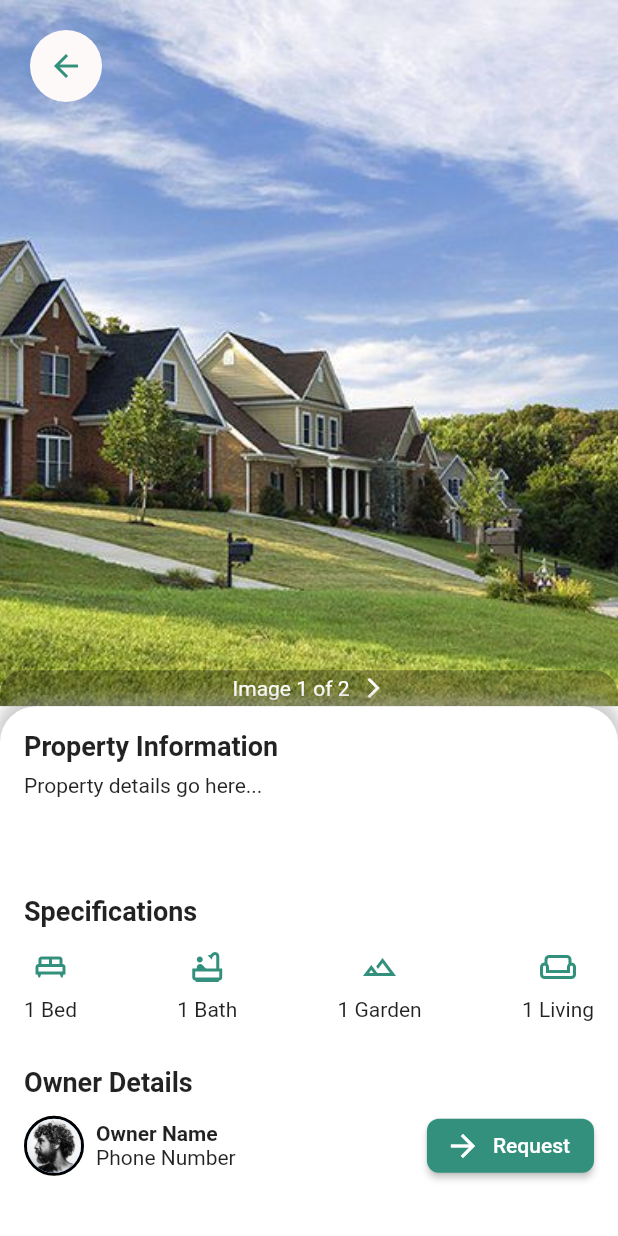
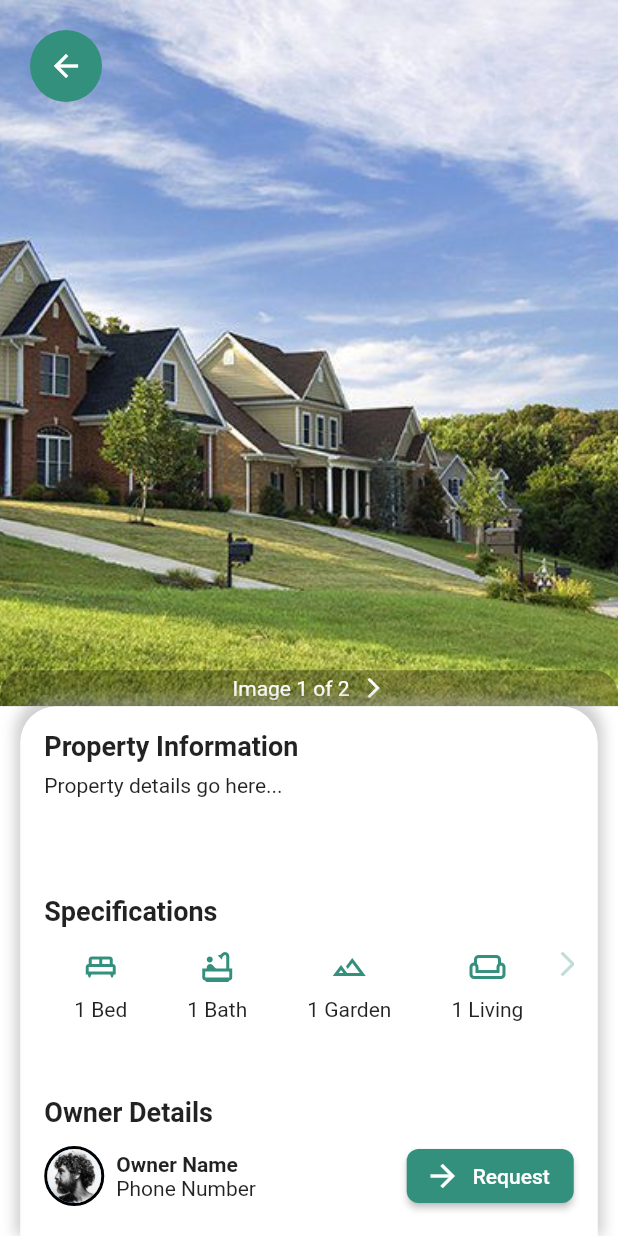
Before and after one commit to shahfarazz/rehnaa-concept, a Flutter app: the PropertyPage screen opened directly, on a phone screen of 412 x 824 dp. Run offline on Flutter 3.47's test engine with Material 2 defaults, Android fonts, the phone set to English and light mode, and no system bars; drawn by our look-alikes of carousel_slider; our stand-ins replace firebase_auth, firebase_core, fluttertoast, google_fonts, smooth_page_indicator; accounts and stored records are empty.

Commit message:
property edited

```diff
--- a/lib/frontend/helper/Dashboard_pages/landlord_property.dart
+++ b/lib/frontend/helper/Dashboard_pages/landlord_property.dart
@@ -12,7 +12,7 @@ class _PropertyPageState extends State<PropertyPage> {
   @override
   Widget build(BuildContext context) {
     return Scaffold(
-      backgroundColor: Colors.transparent,
+      backgroundColor: Color.fromARGB(255, 255, 255, 255),
       body: Column(
         children: [
           Expanded(
@@ -72,7 +72,7 @@ class _PropertyPageState extends State<PropertyPage> {
                   left: 20,
                   child: Container(
                     decoration: BoxDecoration(
-                      color: Color.fromRGBO(253, 249, 249, 1),
+                      color: Color(0xFF33907C),
                       borderRadius: BorderRadius.circular(30),
                     ),
                     child: IconButton(
@@ -80,7 +80,7 @@ class _PropertyPageState extends State<PropertyPage> {
                         // Handle back button press
                       },
                       icon: Icon(Icons.arrow_back),
-                      color:  Color(0xFF33907C),
+                      color:  Colors.white,
                     ),
                   ),
                 ),
@@ -90,7 +90,7 @@ class _PropertyPageState extends State<PropertyPage> {
           Expanded(
             flex: 6,
             child: SizedBox(
-              width: double.infinity,
+              width: 385,
               child: Container(
                 padding: EdgeInsets.all(16),
                 decoration: BoxDecoration(
@@ -128,10 +128,17 @@ class _PropertyPageState extends State<PropertyPage> {
                     ),
                   ),
                   SizedBox(height: 15),
-                  Row(
-                    mainAxisAlignment: MainAxisAlignment.spaceBetween,
+                  Expanded(
+              child: Stack(
                 children: [
-                      Column(
+                  SingleChildScrollView(
+                    scrollDirection: Axis.horizontal,
+                    physics: AlwaysScrollableScrollPhysics(),
+                    child: Row(
+                      children: [
+                        Padding(
+                          padding: EdgeInsets.symmetric(horizontal: 20),
+                          child: Column(
                             children: [
                               Icon(
                                 Icons.king_bed_outlined,
@@ -141,7 +148,10 @@ class _PropertyPageState extends State<PropertyPage> {
                               Text('1 Bed'),
                             ],
                           ),
-                      Column(
+                        ),
+                        Padding(
+                          padding: EdgeInsets.symmetric(horizontal: 20),
+                          child: Column(
                             children: [
                               Icon(
                                 Icons.bathtub_outlined,
@@ -151,7 +161,10 @@ class _PropertyPageState extends State<PropertyPage> {
                               Text('1 Bath'),
                             ],
                           ),
-                      Column(
+                        ),
+                        Padding(
+                          padding: EdgeInsets.symmetric(horizontal: 20),
+                          child: Column(
                             children: [
                               Icon(
                                 Icons.landscape_outlined,
@@ -161,7 +174,10 @@ class _PropertyPageState extends State<PropertyPage> {
                               Text('1 Garden'),
                             ],
                           ),
-                      Column(
+                        ),
+                        Padding(
+                          padding: EdgeInsets.symmetric(horizontal: 20),
+                          child: Column(
                             children: [
                               Icon(
                                 Icons.weekend_outlined,
@@ -171,8 +187,51 @@ class _PropertyPageState extends State<PropertyPage> {
                               Text('1 Living'),
                             ],
                           ),
+                        ),
+                        Padding(
+                          padding: EdgeInsets.symmetric(horizontal: 20),
+                          child: Column(
+                            children: [
+                              Icon(
+                                Icons.house_outlined,
+                                color: Color(0xFF33907C),
+                              ),
+                              SizedBox(height: 8),
+                              Text('1 Floor'),
                             ],
                           ),
+                        ),
+                        Padding(
+                          padding: EdgeInsets.symmetric(horizontal: 20),
+                          child: Column(
+                            children: [
+                              Icon(
+                                Icons.directions_car_outlined,
+                                color: Color(0xFF33907C),
+                              ),
+                              SizedBox(height: 8),
+                              Text('1 Carspace'),
+                            ],
+                          ),
+                        ),
+                      ],
+                    ),
+                  ),
+                  Positioned(
+                    right: -6,
+                    top: 0,
+                    bottom: 50,
+                    child: Icon(
+                      Icons.arrow_forward_ios,
+                      color: Color(0xFF33907C).withOpacity(0.3),
+                      size: 20,
+                    ),
+                  ),
+                ],
+              ),
+            ),
+
+
                     SizedBox(height: 30),
                     Text(
                       'Owner Details',
--- a/lib/main.dart
+++ b/lib/main.dart
@@ -1,6 +1,9 @@
 import 'package:flutter/material.dart';
 import 'package:firebase_core/firebase_core.dart';
 import 'package:provider/provider.dart';
+import 'package:rehnaa/frontend/helper/Dashboard_pages/landlord_tenants.dart';
+import 'package:rehnaa/frontend/helper/Dashboard_pages/landlord_property.dart';
+
 import 'backend/services/authentication_service.dart';
 import 'frontend/Screens/splash.dart';
 
@@ -25,7 +28,9 @@ class MyApp extends StatelessWidget {
         theme: ThemeData(
           primarySwatch: Colors.blue,
         ),
-        home: const SplashScreen(),
+        // home: const SplashScreen(),
+        home: PropertyPage(),
+
       ),
     );
   }
--- a/pubspec.yaml
+++ b/pubspec.yaml
@@ -52,8 +52,7 @@ dev_dependencies:
     # rules and activating additional ones.
     flutter_lints: ^2.0.0
     carousel_slider: ^4.0.0
-    flutter_dot_indicator: ^2.0.0
-    page_indicator: ^1.3.0
+    sliding_up_panel: ^1.0.0
 
 
 # For information on the generic Dart part of this file, see the
```
Lines whose indentation alone changed are shown as unchanged.
